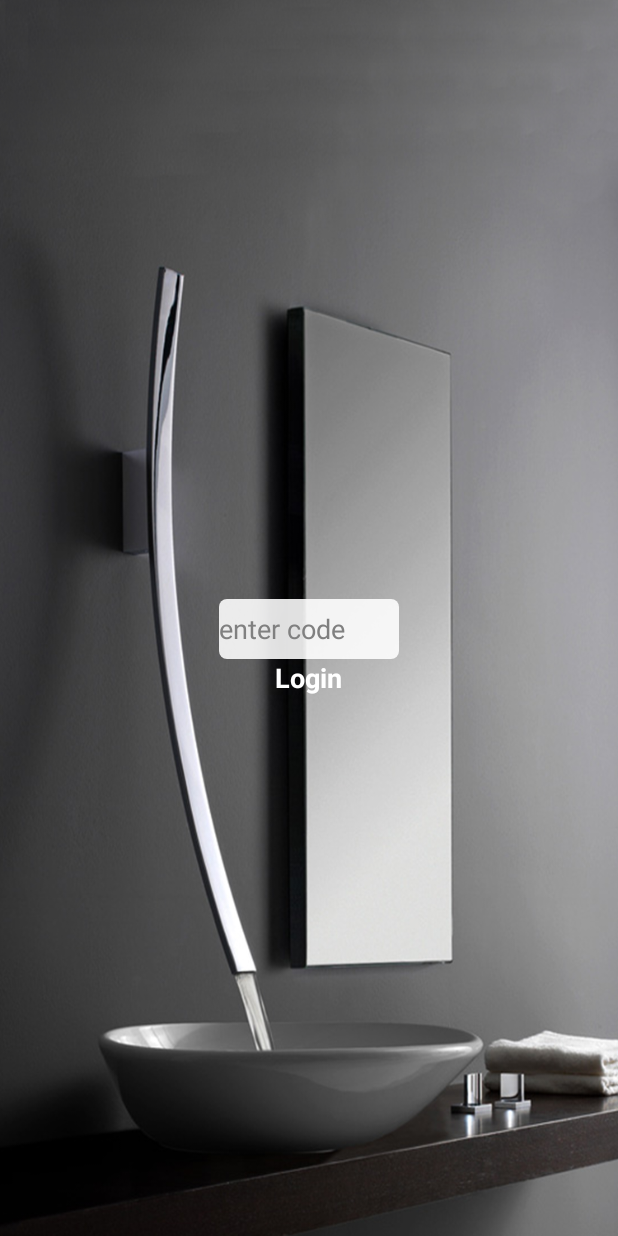
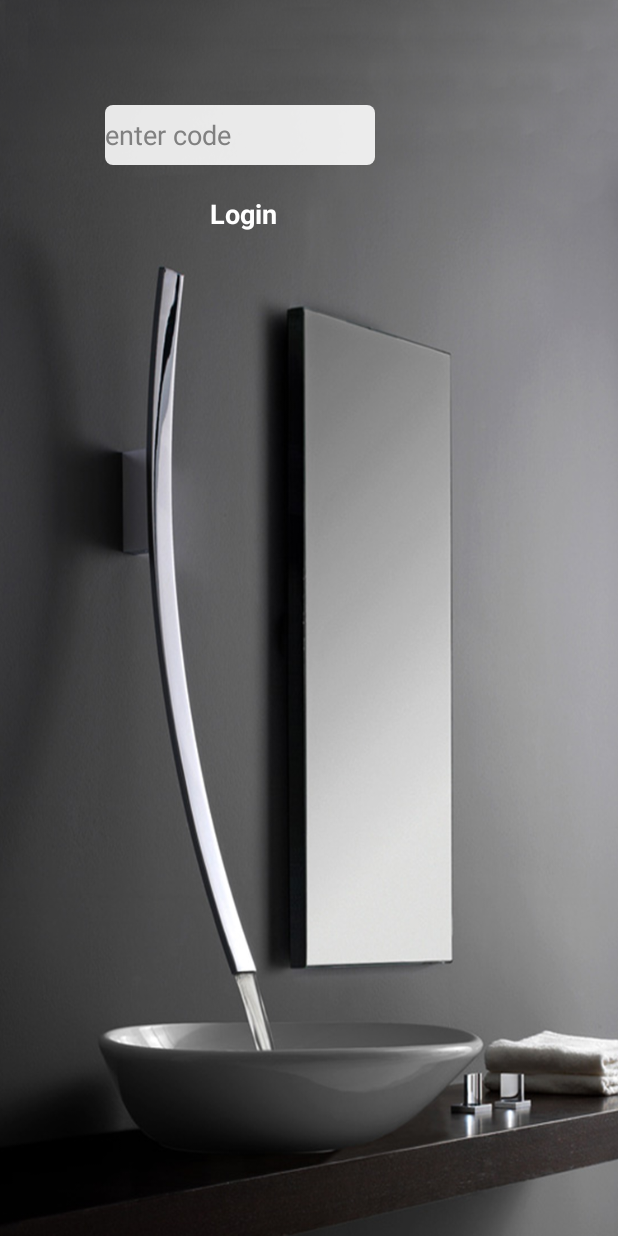
Before and after one commit to jiliyutou/catalogs-assets, an Android app: the screen it shows after launch (LoginActivity), on a phone screen of 412 x 824 dp. Run offline under Robolectric (Android 15) with nearby library versions, the phone set to English and light mode, and no system bars; libraries missing offline, so code that uses them is left out: com.nostra13.universalimageloader; 3 statements that could not run were skipped.

Commit message:
update login ui

```diff
--- a/catalogs_core/app/src/main/java/com/highgreen/catalogs/core/MainApplication.java
+++ b/catalogs_core/app/src/main/java/com/highgreen/catalogs/core/MainApplication.java
@@ -7,8 +7,6 @@ import android.util.Log;
 import android.view.WindowManager;
 
 import com.google.gson.Gson;
-import com.google.gson.reflect.TypeToken;
-import com.highgreen.catalogs.core.bean.LoginCodeItem;
 import com.highgreen.catalogs.core.bean.LoginCodes;
 import com.highgreen.catalogs.core.upyun.UpYun;
 import com.highgreen.catalogs.core.preference.UserSharedPreference;
@@ -21,15 +19,14 @@ import com.nostra13.universalimageloader.core.assist.QueueProcessingType;
 import com.nostra13.universalimageloader.utils.StorageUtils;
 
 import java.io.File;
-import java.io.IOException;
-import java.util.List;
+
 
 /**
  * Created by ruantihong on 1/19/16.
  */
 public class MainApplication extends Application {
     private static final String TAG = "MainApplication";
-    private static final String password = "123456";
+    private static final String password = "androidadmin";
 
     public final static String SERVER_NAME = "catalog-assets";
     public final static String OPERATOR_NAME = "androidadmin";
--- a/catalogs_core/app/src/main/java/com/highgreen/catalogs/core/activity/LoginActivity.java
+++ b/catalogs_core/app/src/main/java/com/highgreen/catalogs/core/activity/LoginActivity.java
@@ -9,6 +9,7 @@ import android.view.View;
 import android.view.Window;
 import android.widget.EditText;
 import android.widget.TextView;
+import android.widget.Toast;
 
 import com.google.gson.Gson;
 import com.highgreen.catalogs.core.MainApplication;
@@ -41,7 +42,7 @@ public class LoginActivity extends Activity {
                 EditText passwordEditText = (EditText) findViewById(R.id.passwordEditText);
                 String password = passwordEditText.getText().toString().trim();
                 if (!(UserSharedPreference.getPassword(mContext).equals(password)||isCodeVaild(password))) {
-                    findViewById(R.id.errorTextView).setVisibility(View.VISIBLE);
+                    Toast.makeText(getApplicationContext(),R.string.error_code,Toast.LENGTH_SHORT).show();
                 }else{
                     finish();
                 }
--- a/catalogs_core/app/src/main/res/layout/login_activity.xml
+++ b/catalogs_core/app/src/main/res/layout/login_activity.xml
@@ -1,34 +1,36 @@
 <?xml version="1.0" encoding="utf-8"?>
 <LinearLayout xmlns:android="http://schemas.android.com/apk/res/android"
-              android:orientation="vertical"
     android:layout_width="match_parent"
     android:layout_height="match_parent"
-              android:gravity="center"
     android:background="@mipmap/catalogs_bg"
-    >
+    android:orientation="vertical">
+
+    <LinearLayout
+        android:layout_margin="70dp"
+        android:layout_marginTop="50dp"
+        android:layout_width="match_parent"
+        android:layout_height="wrap_content"
+        android:orientation="vertical">
+
+        <EditText
+            android:id="@+id/passwordEditText"
+            android:layout_width="180dp"
+            android:layout_height="40dp"
+            android:background="@drawable/cover_grid_item"
+            android:hint="enter code" />
+
         <TextView
-        android:id="@+id/errorTextView"
-        android:layout_marginBottom="20dp"
-        android:text="@string/error_code"
-        android:textColor="@color/black"
+            android:id="@+id/loginTextView"
             android:layout_width="wrap_content"
             android:layout_height="wrap_content"
-        android:visibility="invisible"
-        />
-    <EditText
-        android:background="@drawable/cover_grid_item"
-        android:id="@+id/passwordEditText"
-        android:hint="enter code"
-        android:layout_width="120dp"
-        android:layout_height="40dp"/>
-    <TextView
-        android:id="@+id/loginTextView"
+            android:layout_marginLeft="70dp"
+            android:layout_marginTop="20dp"
+            android:text="@string/login"
             android:textColor="@color/white"
-        android:text="@string/login"
-        android:singleLine="true"
-        android:textStyle="bold"
             android:textSize="18sp"
-        android:layout_width="wrap_content"
-        android:layout_height="wrap_content"/>
+            android:textStyle="bold" />
 
     </LinearLayout>
+
+
+</LinearLayout>
```
Lines whose indentation alone changed are shown as unchanged.
